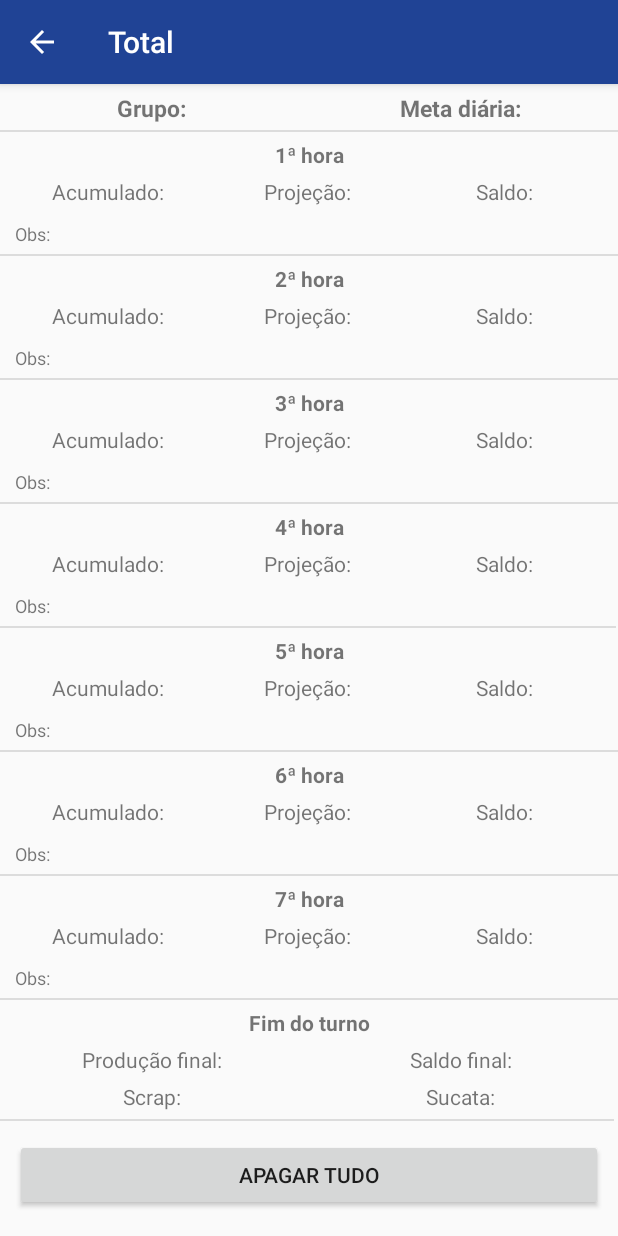
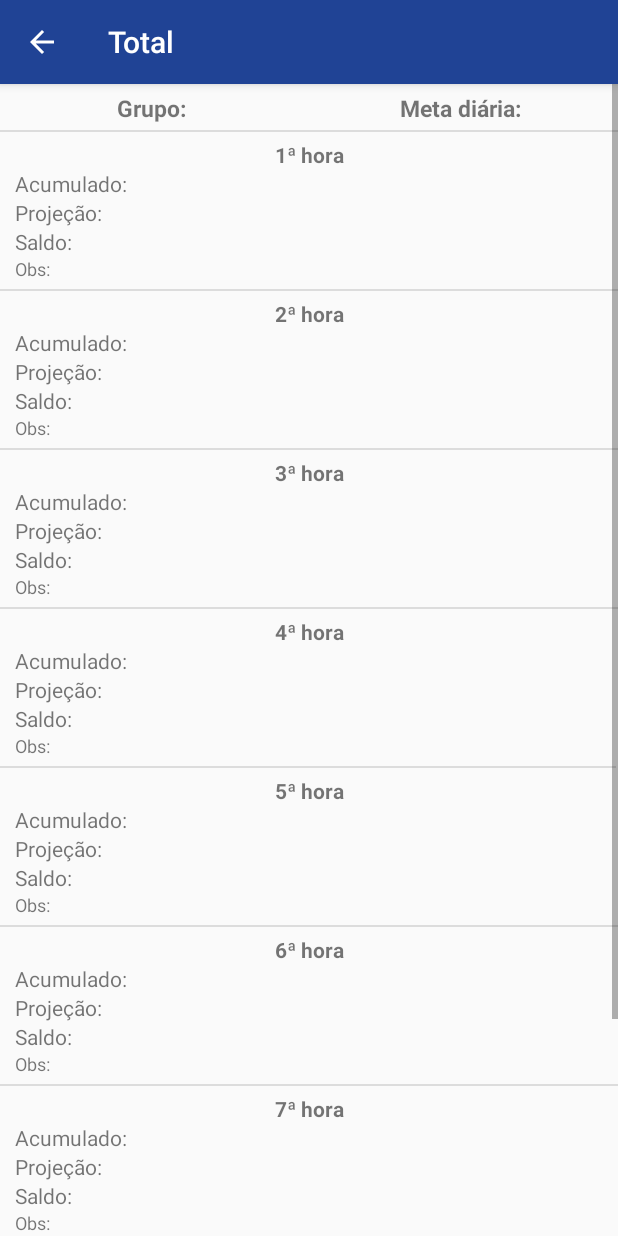
Before and after one commit to brenov1sk/app_Moura, an Android app: the total screen opened directly, with no data from a screen before it, on a phone screen of 412 x 824 dp. Run offline under Robolectric (Android 15) with nearby library versions, the phone set to English and light mode, and no system bars.

Commit message:
atualização activity total

```diff
--- a/app/src/main/java/com/example/appmoura/total.java
+++ b/app/src/main/java/com/example/appmoura/total.java
@@ -172,6 +172,7 @@ public class total extends AppCompatActivity {
             public void onClick(View v) {
                 editor.clear();
                 editor.commit();
+                finish();
             }
         });
 
@@ -191,4 +192,17 @@ public class total extends AppCompatActivity {
         }
         return true;
     }
+
+//    public void bt (View view){
+//
+//        SharedPreferences preferences = getSharedPreferences(DADOS, 0);
+//        SharedPreferences.Editor editor = preferences.edit();
+//
+//        editor.clear();
+//        editor.commit();
+//
+//        Intent apagar = new Intent(this, MainActivity.class);
+//        startActivity(apagar);
+//    }
+
 }
--- a/app/src/main/res/layout/activity_total.xml
+++ b/app/src/main/res/layout/activity_total.xml
@@ -11,6 +11,8 @@
     <androidx.constraintlayout.widget.ConstraintLayout
         android:layout_width="match_parent"
         android:layout_height="match_parent"
+        app:layout_constraintEnd_toStartOf="@+id/guideline6"
+        app:layout_constraintStart_toStartOf="@+id/guideline6"
         tools:context=".total"
         tools:layout_editor_absoluteY="81dp">
 
@@ -58,14 +60,11 @@
             android:id="@+id/ac1"
             android:layout_width="0dp"
             android:layout_height="wrap_content"
-            android:layout_marginStart="10dp"
             android:layout_marginLeft="10dp"
-            android:layout_marginTop="5dp"
-            android:gravity="center"
+            android:layout_marginRight="10dp"
             android:text="TextView"
             android:textSize="14sp"
-            app:layout_constraintEnd_toStartOf="@+id/proj1"
-            app:layout_constraintHorizontal_bias="0.5"
+            app:layout_constraintEnd_toEndOf="parent"
             app:layout_constraintStart_toStartOf="parent"
             app:layout_constraintTop_toBottomOf="@+id/textView" />
 
@@ -73,30 +72,24 @@
             android:id="@+id/proj1"
             android:layout_width="0dp"
             android:layout_height="wrap_content"
-        android:layout_marginStart="5dp"
-        android:layout_marginLeft="5dp"
-        android:layout_marginEnd="5dp"
-        android:layout_marginRight="5dp"
-        android:gravity="center"
+            android:layout_marginLeft="10dp"
+            android:layout_marginRight="10dp"
             android:text="TextView"
             android:textSize="14sp"
-        app:layout_constraintEnd_toStartOf="@+id/s1"
-        app:layout_constraintHorizontal_bias="0.5"
-        app:layout_constraintStart_toEndOf="@+id/ac1"
-        app:layout_constraintTop_toTopOf="@+id/ac1" />
+            app:layout_constraintEnd_toEndOf="parent"
+            app:layout_constraintStart_toStartOf="parent"
+            app:layout_constraintTop_toBottomOf="@+id/ac1" />
 
         <TextView
             android:id="@+id/s1"
             android:layout_width="0dp"
             android:layout_height="wrap_content"
-        android:layout_marginEnd="10dp"
+            android:layout_marginLeft="10dp"
             android:layout_marginRight="10dp"
-        android:gravity="center"
             android:text="TextView"
             app:layout_constraintEnd_toEndOf="parent"
-        app:layout_constraintHorizontal_bias="0.5"
-        app:layout_constraintStart_toEndOf="@+id/proj1"
-        app:layout_constraintTop_toTopOf="@+id/proj1" />
+            app:layout_constraintStart_toStartOf="parent"
+            app:layout_constraintTop_toBottomOf="@+id/proj1" />
 
         <TextView
             android:id="@+id/ob1"
@@ -104,14 +97,13 @@
             android:layout_height="wrap_content"
             android:layout_marginStart="10dp"
             android:layout_marginLeft="10dp"
-            android:layout_marginTop="10dp"
             android:layout_marginEnd="10dp"
             android:layout_marginRight="10dp"
             android:text="TextView"
             android:textSize="12sp"
             app:layout_constraintEnd_toEndOf="parent"
             app:layout_constraintStart_toStartOf="parent"
-            app:layout_constraintTop_toBottomOf="@+id/proj1" />
+            app:layout_constraintTop_toBottomOf="@+id/s1" />
 
         <TextView
             android:id="@+id/ac2"
@@ -119,13 +111,11 @@
             android:layout_height="wrap_content"
             android:layout_marginStart="10dp"
             android:layout_marginLeft="10dp"
-            android:layout_marginTop="5dp"
-            android:layout_marginEnd="5dp"
-            android:layout_marginRight="5dp"
-            android:gravity="center"
+            android:layout_marginEnd="10dp"
+            android:layout_marginRight="10dp"
             android:text="TextView"
-            app:layout_constraintEnd_toStartOf="@+id/proj2"
-            app:layout_constraintHorizontal_bias="0.5"
+            app:layout_constraintEnd_toEndOf="parent"
+            app:layout_constraintHorizontal_chainStyle="spread_inside"
             app:layout_constraintStart_toStartOf="parent"
             app:layout_constraintTop_toBottomOf="@+id/textView3" />
 
@@ -133,27 +123,23 @@
             android:id="@+id/s2"
             android:layout_width="0dp"
             android:layout_height="wrap_content"
-        android:layout_marginEnd="10dp"
+            android:layout_marginLeft="10dp"
             android:layout_marginRight="10dp"
-        android:gravity="center"
             android:text="TextView"
             app:layout_constraintEnd_toEndOf="parent"
-        app:layout_constraintHorizontal_bias="0.5"
-        app:layout_constraintStart_toEndOf="@+id/proj2"
-        app:layout_constraintTop_toTopOf="@+id/proj2" />
+            app:layout_constraintStart_toStartOf="parent"
+            app:layout_constraintTop_toBottomOf="@+id/proj2" />
 
         <TextView
             android:id="@+id/proj2"
             android:layout_width="0dp"
             android:layout_height="wrap_content"
-        android:layout_marginEnd="5dp"
-        android:layout_marginRight="5dp"
-        android:gravity="center"
+            android:layout_marginLeft="10dp"
+            android:layout_marginRight="10dp"
             android:text="TextView"
-        app:layout_constraintEnd_toStartOf="@+id/s2"
-        app:layout_constraintHorizontal_bias="0.5"
-        app:layout_constraintStart_toEndOf="@+id/ac2"
-        app:layout_constraintTop_toTopOf="@+id/ac2" />
+            app:layout_constraintEnd_toEndOf="parent"
+            app:layout_constraintStart_toStartOf="parent"
+            app:layout_constraintTop_toBottomOf="@+id/ac2" />
 
         <TextView
             android:id="@+id/ob2"
@@ -161,14 +147,13 @@
             android:layout_height="wrap_content"
             android:layout_marginStart="10dp"
             android:layout_marginLeft="10dp"
-            android:layout_marginTop="10dp"
             android:layout_marginEnd="10dp"
             android:layout_marginRight="10dp"
             android:text="TextView"
             android:textSize="12sp"
             app:layout_constraintEnd_toEndOf="parent"
             app:layout_constraintStart_toStartOf="parent"
-            app:layout_constraintTop_toBottomOf="@+id/proj2" />
+            app:layout_constraintTop_toBottomOf="@+id/s2" />
 
         <Button
             android:id="@+id/bt"
@@ -180,6 +165,7 @@
             android:layout_marginEnd="10dp"
             android:layout_marginRight="10dp"
             android:layout_marginBottom="10dp"
+            android:onClick="bt"
             android:text="apagar tudo"
             app:layout_constraintBottom_toBottomOf="parent"
             app:layout_constraintEnd_toEndOf="parent"
@@ -193,12 +179,10 @@
             android:layout_height="wrap_content"
             android:layout_marginStart="10dp"
             android:layout_marginLeft="10dp"
-            android:layout_marginTop="5dp"
-            android:layout_marginEnd="5dp"
-            android:layout_marginRight="5dp"
-            android:gravity="center"
+            android:layout_marginEnd="10dp"
+            android:layout_marginRight="10dp"
             android:text="TextView"
-            app:layout_constraintEnd_toStartOf="@+id/proj3"
+            app:layout_constraintEnd_toEndOf="parent"
             app:layout_constraintHorizontal_bias="0.5"
             app:layout_constraintStart_toStartOf="parent"
             app:layout_constraintTop_toBottomOf="@+id/textView8" />
@@ -207,27 +191,27 @@
             android:id="@+id/proj3"
             android:layout_width="0dp"
             android:layout_height="wrap_content"
-        android:layout_marginEnd="5dp"
-        android:layout_marginRight="5dp"
-        android:gravity="center"
+            android:layout_marginStart="10dp"
+            android:layout_marginLeft="10dp"
+            android:layout_marginEnd="10dp"
+            android:layout_marginRight="10dp"
             android:text="TextView"
-        app:layout_constraintEnd_toStartOf="@+id/s3"
-        app:layout_constraintHorizontal_bias="0.5"
-        app:layout_constraintStart_toEndOf="@+id/ac3"
-        app:layout_constraintTop_toTopOf="@+id/ac3" />
+            app:layout_constraintEnd_toEndOf="parent"
+            app:layout_constraintStart_toStartOf="parent"
+            app:layout_constraintTop_toBottomOf="@+id/ac3" />
 
         <TextView
             android:id="@+id/s3"
             android:layout_width="0dp"
             android:layout_height="wrap_content"
+            android:layout_marginStart="10dp"
+            android:layout_marginLeft="10dp"
             android:layout_marginEnd="10dp"
             android:layout_marginRight="10dp"
-        android:gravity="center"
             android:text="TextView"
             app:layout_constraintEnd_toEndOf="parent"
-        app:layout_constraintHorizontal_bias="0.5"
-        app:layout_constraintStart_toEndOf="@+id/proj3"
-        app:layout_constraintTop_toTopOf="@+id/proj3" />
+            app:layout_constraintStart_toStartOf="parent"
+            app:layout_constraintTop_toBottomOf="@+id/proj3" />
 
         <TextView
             android:id="@+id/ob3"
@@ -235,14 +219,14 @@
             android:layout_height="wrap_content"
             android:layout_marginStart="10dp"
             android:layout_marginLeft="10dp"
-            android:layout_marginTop="10dp"
             android:layout_marginEnd="10dp"
             android:layout_marginRight="10dp"
             android:text="TextView"
             android:textSize="12sp"
             app:layout_constraintEnd_toEndOf="parent"
+            app:layout_constraintHorizontal_bias="0.0"
             app:layout_constraintStart_toStartOf="parent"
-            app:layout_constraintTop_toBottomOf="@+id/proj3" />
+            app:layout_constraintTop_toBottomOf="@+id/s3" />
 
         <TextView
             android:id="@+id/ac4"
@@ -250,12 +234,10 @@
             android:layout_height="wrap_content"
             android:layout_marginStart="10dp"
             android:layout_marginLeft="10dp"
-            android:layout_marginTop="5dp"
-            android:layout_marginEnd="5dp"
-            android:layout_marginRight="5dp"
-            android:gravity="center"
+            android:layout_marginEnd="10dp"
+            android:layout_marginRight="10dp"
             android:text="TextView"
-            app:layout_constraintEnd_toStartOf="@+id/proj4"
+            app:layout_constraintEnd_toEndOf="parent"
             app:layout_constraintHorizontal_bias="0.5"
             app:layout_constraintStart_toStartOf="parent"
             app:layout_constraintTop_toBottomOf="@+id/textView7" />
@@ -264,27 +246,27 @@
             android:id="@+id/proj4"
             android:layout_width="0dp"
             android:layout_height="wrap_content"
-        android:layout_marginEnd="5dp"
-        android:layout_marginRight="5dp"
-        android:gravity="center"
+            android:layout_marginStart="10dp"
+            android:layout_marginLeft="10dp"
+            android:layout_marginEnd="10dp"
+            android:layout_marginRight="10dp"
             android:text="TextView"
-        app:layout_constraintEnd_toStartOf="@+id/s4"
-        app:layout_constraintHorizontal_bias="0.5"
-        app:layout_constraintStart_toEndOf="@+id/ac4"
-        app:layout_constraintTop_toTopOf="@+id/ac4" />
+            app:layout_constraintEnd_toEndOf="parent"
+            app:layout_constraintStart_toStartOf="parent"
+            app:layout_constraintTop_toBottomOf="@+id/ac4" />
 
         <TextView
             android:id="@+id/s4"
             android:layout_width="0dp"
             android:layout_height="wrap_content"
+            android:layout_marginStart="10dp"
+            android:layout_marginLeft="10dp"
             android:layout_marginEnd="10dp"
             android:layout_marginRight="10dp"
-        android:gravity="center"
             android:text="TextView"
             app:layout_constraintEnd_toEndOf="parent"
-        app:layout_constraintHorizontal_bias="0.5"
-        app:layout_constraintStart_toEndOf="@+id/proj4"
-        app:layout_constraintTop_toTopOf="@+id/proj4" />
+            app:layout_constraintStart_toStartOf="parent"
+            app:layout_constraintTop_toBottomOf="@+id/proj4" />
 
         <TextView
             android:id="@+id/ob4"
@@ -292,14 +274,13 @@
             android:layout_height="wrap_content"
             android:layout_marginStart="10dp"
             android:layout_marginLeft="10dp"
-            android:layout_marginTop="10dp"
             android:layout_marginEnd="10dp"
             android:layout_marginRight="10dp"
             android:text="TextView"
             android:textSize="12sp"
             app:layout_constraintEnd_toEndOf="parent"
             app:layout_constraintStart_toStartOf="parent"
-            app:layout_constraintTop_toBottomOf="@+id/proj4" />
+            app:layout_constraintTop_toBottomOf="@+id/s4" />
 
         <TextView
             android:id="@+id/ac5"
@@ -307,12 +288,10 @@
             android:layout_height="wrap_content"
             android:layout_marginStart="10dp"
             android:layout_marginLeft="10dp"
-            android:layout_marginTop="5dp"
-            android:layout_marginEnd="5dp"
-            android:layout_marginRight="5dp"
-            android:gravity="center"
+            android:layout_marginEnd="10dp"
+            android:layout_marginRight="10dp"
             android:text="TextView"
-            app:layout_constraintEnd_toStartOf="@+id/proj5"
+            app:layout_constraintEnd_toEndOf="parent"
             app:layout_constraintHorizontal_bias="0.5"
             app:layout_constraintStart_toStartOf="parent"
             app:layout_constraintTop_toBottomOf="@+id/textView6" />
@@ -321,27 +300,23 @@
             android:id="@+id/proj5"
             android:layout_width="0dp"
             android:layout_height="wrap_content"
-        android:layout_marginEnd="5dp"
-        android:layout_marginRight="5dp"
-        android:gravity="center"
+            android:layout_marginLeft="10dp"
+            android:layout_marginRight="10dp"
             android:text="TextView"
-        app:layout_constraintEnd_toStartOf="@+id/s5"
-        app:layout_constraintHorizontal_bias="0.5"
-        app:layout_constraintStart_toEndOf="@+id/ac5"
-        app:layout_constraintTop_toTopOf="@+id/ac5" />
+            app:layout_constraintEnd_toEndOf="parent"
+            app:layout_constraintStart_toStartOf="parent"
+            app:layout_constraintTop_toBottomOf="@+id/ac5" />
 
         <TextView
             android:id="@+id/s5"
             android:layout_width="0dp"
             android:layout_height="wrap_content"
-        android:layout_marginEnd="10dp"
+            android:layout_marginLeft="10dp"
             android:layout_marginRight="10dp"
-        android:gravity="center"
             android:text="TextView"
             app:layout_constraintEnd_toEndOf="parent"
-        app:layout_constraintHorizontal_bias="0.5"
-        app:layout_constraintStart_toEndOf="@+id/proj5"
-        app:layout_constraintTop_toTopOf="@+id/proj5" />
+            app:layout_constraintStart_toStartOf="parent"
+            app:layout_constraintTop_toBottomOf="@+id/proj5" />
 
         <TextView
             android:id="@+id/ob5"
@@ -349,14 +324,13 @@
             android:layout_height="wrap_content"
             android:layout_marginStart="10dp"
             android:layout_marginLeft="10dp"
-            android:layout_marginTop="10dp"
             android:layout_marginEnd="10dp"
             android:layout_marginRight="10dp"
             android:text="TextView"
             android:textSize="12sp"
             app:layout_constraintEnd_toEndOf="parent"
             app:layout_constraintStart_toStartOf="parent"
-            app:layout_constraintTop_toBottomOf="@+id/proj5" />
+            app:layout_constraintTop_toBottomOf="@+id/s5" />
 
         <TextView
             android:id="@+id/ac6"
@@ -364,12 +338,10 @@
             android:layout_height="wrap_content"
             android:layout_marginStart="10dp"
             android:layout_marginLeft="10dp"
-            android:layout_marginTop="5dp"
-            android:layout_marginEnd="5dp"
-            android:layout_marginRight="5dp"
-            android:gravity="center"
+            android:layout_marginEnd="10dp"
+            android:layout_marginRight="10dp"
             android:text="TextView"
-            app:layout_constraintEnd_toStartOf="@+id/proj6"
+            app:layout_constraintEnd_toEndOf="parent"
             app:layout_constraintHorizontal_bias="0.5"
             app:layout_constraintStart_toStartOf="parent"
             app:layout_constraintTop_toBottomOf="@+id/textView5" />
@@ -378,27 +350,27 @@
             android:id="@+id/proj6"
             android:layout_width="0dp"
             android:layout_height="wrap_content"
-        android:layout_marginEnd="5dp"
-        android:layout_marginRight="5dp"
-        android:gravity="center"
+            android:layout_marginStart="10dp"
+            android:layout_marginLeft="10dp"
+            android:layout_marginEnd="10dp"
+            android:layout_marginRight="10dp"
             android:text="TextView"
-        app:layout_constraintEnd_toStartOf="@+id/s6"
-        app:layout_constraintHorizontal_bias="0.5"
-        app:layout_constraintStart_toEndOf="@+id/ac6"
-        app:layout_constraintTop_toTopOf="@+id/ac6" />
+            app:layout_constraintEnd_toEndOf="parent"
+            app:layout_constraintStart_toStartOf="parent"
+            app:layout_constraintTop_toBottomOf="@+id/ac6" />
 
         <TextView
             android:id="@+id/s6"
             android:layout_width="0dp"
             android:layout_height="wrap_content"
+            android:layout_marginStart="10dp"
+            android:layout_marginLeft="10dp"
             android:layout_marginEnd="10dp"
             android:layout_marginRight="10dp"
-        android:gravity="center"
             android:text="TextView"
             app:layout_constraintEnd_toEndOf="parent"
-        app:layout_constraintHorizontal_bias="0.5"
-        app:layout_constraintStart_toEndOf="@+id/proj6"
-        app:layout_constraintTop_toTopOf="@+id/proj6" />
+            app:layout_constraintStart_toStartOf="parent"
+            app:layout_constraintTop_toBottomOf="@+id/proj6" />
 
         <TextView
             android:id="@+id/ob6"
@@ -406,14 +378,13 @@
             android:layout_height="wrap_content"
             android:layout_marginStart="10dp"
             android:layout_marginLeft="10dp"
-            android:layout_marginTop="10dp"
             android:layout_marginEnd="10dp"
             android:layout_marginRight="10dp"
             android:text="TextView"
             android:textSize="12sp"
             app:layout_constraintEnd_toEndOf="parent"
             app:layout_constraintStart_toStartOf="parent"
-            app:layout_constraintTop_toBottomOf="@+id/proj6" />
+            app:layout_constraintTop_toBottomOf="@+id/s6" />
 
         <TextView
             android:id="@+id/ac7"
@@ -421,12 +392,10 @@
             android:layout_height="wrap_content"
             android:layout_marginStart="10dp"
             android:layout_marginLeft="10dp"
-            android:layout_marginTop="5dp"
-            android:layout_marginEnd="5dp"
-            android:layout_marginRight="5dp"
-            android:gravity="center"
+            android:layout_marginEnd="10dp"
+            android:layout_marginRight="10dp"
             android:text="TextView"
-            app:layout_constraintEnd_toStartOf="@+id/proj7"
+            app:layout_constraintEnd_toEndOf="parent"
             app:layout_constraintHorizontal_bias="0.5"
             app:layout_constraintStart_toStartOf="parent"
             app:layout_constraintTop_toBottomOf="@+id/textView4" />
@@ -435,27 +404,27 @@
             android:id="@+id/proj7"
             android:layout_width="0dp"
             android:layout_height="wrap_content"
-        android:layout_marginEnd="5dp"
-        android:layout_marginRight="5dp"
-        android:gravity="center"
+            android:layout_marginStart="10dp"
+            android:layout_marginLeft="10dp"
+            android:layout_marginEnd="10dp"
+            android:layout_marginRight="10dp"
             android:text="TextView"
-        app:layout_constraintEnd_toStartOf="@+id/s7"
-        app:layout_constraintHorizontal_bias="0.5"
-        app:layout_constraintStart_toEndOf="@+id/ac7"
-        app:layout_constraintTop_toTopOf="@+id/ac7" />
+            app:layout_constraintEnd_toEndOf="parent"
+            app:layout_constraintStart_toStartOf="parent"
+            app:layout_constraintTop_toBottomOf="@+id/ac7" />
 
         <TextView
             android:id="@+id/s7"
             android:layout_width="0dp"
             android:layout_height="wrap_content"
+            android:layout_marginStart="10dp"
+            android:layout_marginLeft="10dp"
             android:layout_marginEnd="10dp"
             android:layout_marginRight="10dp"
-        android:gravity="center"
             android:text="TextView"
             app:layout_constraintEnd_toEndOf="parent"
-        app:layout_constraintHorizontal_bias="0.5"
-        app:layout_constraintStart_toEndOf="@+id/proj7"
-        app:layout_constraintTop_toTopOf="@+id/proj7" />
+            app:layout_constraintStart_toStartOf="parent"
+            app:layout_constraintTop_toBottomOf="@+id/proj7" />
 
         <TextView
             android:id="@+id/ob7"
@@ -463,14 +432,13 @@
             android:layout_height="wrap_content"
             android:layout_marginStart="10dp"
             android:layout_marginLeft="10dp"
-            android:layout_marginTop="10dp"
             android:layout_marginEnd="10dp"
             android:layout_marginRight="10dp"
             android:text="TextView"
             android:textSize="12sp"
             app:layout_constraintEnd_toEndOf="parent"
             app:layout_constraintStart_toStartOf="parent"
-            app:layout_constraintTop_toBottomOf="@+id/proj7" />
+            app:layout_constraintTop_toBottomOf="@+id/s7" />
 
         <TextView
             android:id="@+id/prodFinal"
@@ -478,13 +446,10 @@
             android:layout_height="wrap_content"
             android:layout_marginStart="10dp"
             android:layout_marginLeft="10dp"
-            android:layout_marginTop="5dp"
             android:layout_marginEnd="10dp"
             android:layout_marginRight="10dp"
-            android:gravity="center"
             android:text="TextView"
-            app:layout_constraintEnd_toStartOf="@+id/guideline6"
-            app:layout_constraintHorizontal_bias="0.0"
+            app:layout_constraintEnd_toEndOf="parent"
             app:layout_constraintStart_toStartOf="parent"
             app:layout_constraintTop_toBottomOf="@+id/textView2" />
 
@@ -496,11 +461,10 @@
             android:layout_marginLeft="10dp"
             android:layout_marginEnd="10dp"
             android:layout_marginRight="10dp"
-        android:gravity="center"
             android:text="TextView"
             app:layout_constraintEnd_toEndOf="parent"
-        app:layout_constraintStart_toStartOf="@+id/guideline6"
-        app:layout_constraintTop_toTopOf="@+id/prodFinal" />
+            app:layout_constraintStart_toStartOf="parent"
+            app:layout_constraintTop_toBottomOf="@+id/prodFinal" />
 
         <TextView
             android:id="@+id/scrap"
@@ -508,14 +472,12 @@
             android:layout_height="wrap_content"
             android:layout_marginStart="10dp"
             android:layout_marginLeft="10dp"
-            android:layout_marginTop="5dp"
             android:layout_marginEnd="10dp"
             android:layout_marginRight="10dp"
-            android:gravity="center"
             android:text="TextView"
-            app:layout_constraintEnd_toStartOf="@+id/guideline6"
+            app:layout_constraintEnd_toEndOf="parent"
             app:layout_constraintStart_toStartOf="parent"
-            app:layout_constraintTop_toBottomOf="@+id/prodFinal" />
+            app:layout_constraintTop_toBottomOf="@+id/saldoFinal" />
 
         <TextView
             android:id="@+id/sucata"
@@ -525,11 +487,10 @@
             android:layout_marginLeft="10dp"
             android:layout_marginEnd="10dp"
             android:layout_marginRight="10dp"
-        android:gravity="center"
             android:text="TextView"
             app:layout_constraintEnd_toEndOf="parent"
-        app:layout_constraintStart_toStartOf="@+id/guideline6"
-        app:layout_constraintTop_toTopOf="@+id/scrap" />
+            app:layout_constraintStart_toStartOf="parent"
+            app:layout_constraintTop_toBottomOf="@+id/scrap" />
 
         <View
             android:id="@+id/divider3"
@@ -708,7 +669,7 @@
             android:layout_height="1dp"
             android:layout_marginTop="5dp"
             android:background="?android:attr/listDivider"
-            app:layout_constraintTop_toBottomOf="@+id/scrap"
+            app:layout_constraintTop_toBottomOf="@+id/sucata"
             tools:layout_editor_absoluteX="1dp" />
 
     </androidx.constraintlayout.widget.ConstraintLayout>
```
Lines whose indentation alone changed are shown as unchanged.
